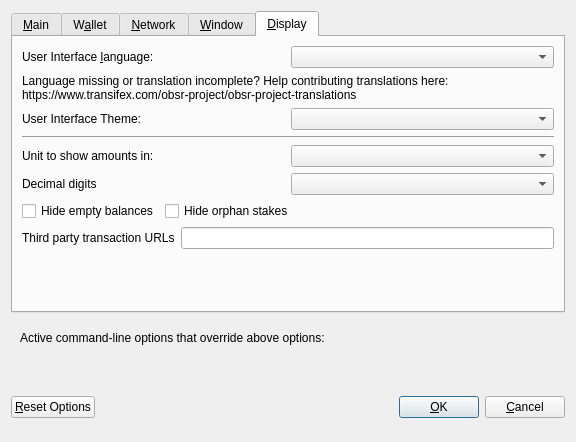
Old version of the form src/qt/forms/optionsdialog.ui in the repository observernet/obsr.
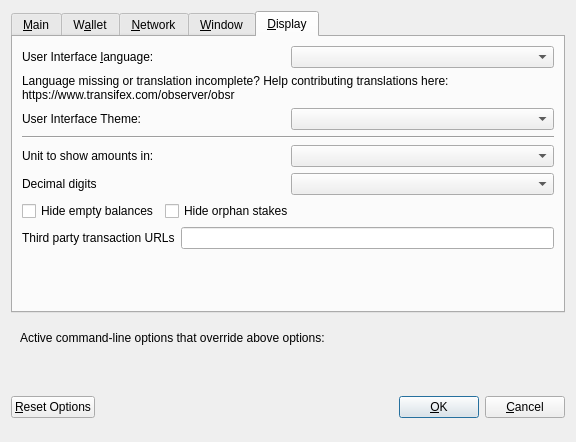
New version of the form. The open tabs and pages were chosen to show the change. Custom widgets are drawn as their Qt base class.

What changed in the file:
```diff
--- a/src/qt/forms/optionsdialog.ui
+++ b/src/qt/forms/optionsdialog.ui
@@ -533,7 +533,7 @@
          </property>
          <property name="text">
           <string>Language missing or translation incomplete? Help contributing translations here:
-https://www.transifex.com/obsr-project/obsr-project-translations</string>
+https://www.transifex.com/observer/obsr</string>
          </property>
          <property name="wordWrap">
           <bool>true</bool>
```
